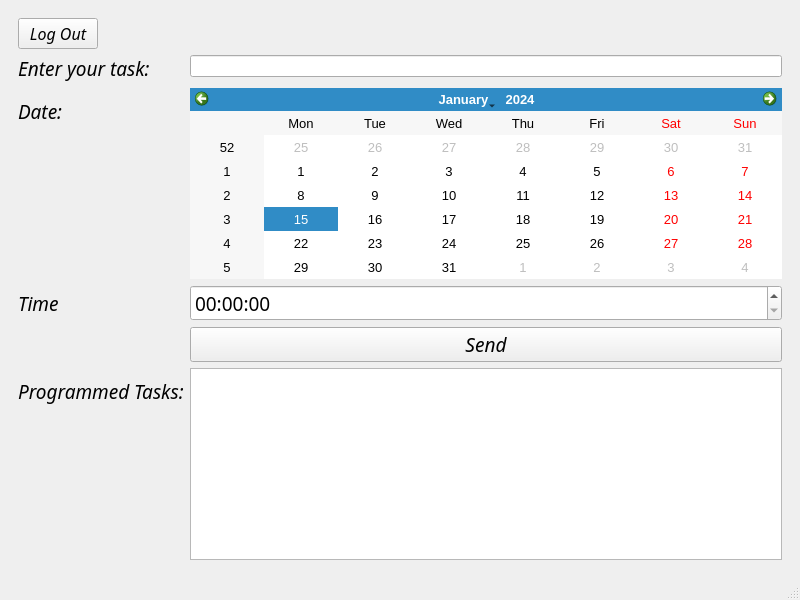
Cristina56688/TaskSchedulingSystem, file Client/MainWindow.ui: the form before one commit.
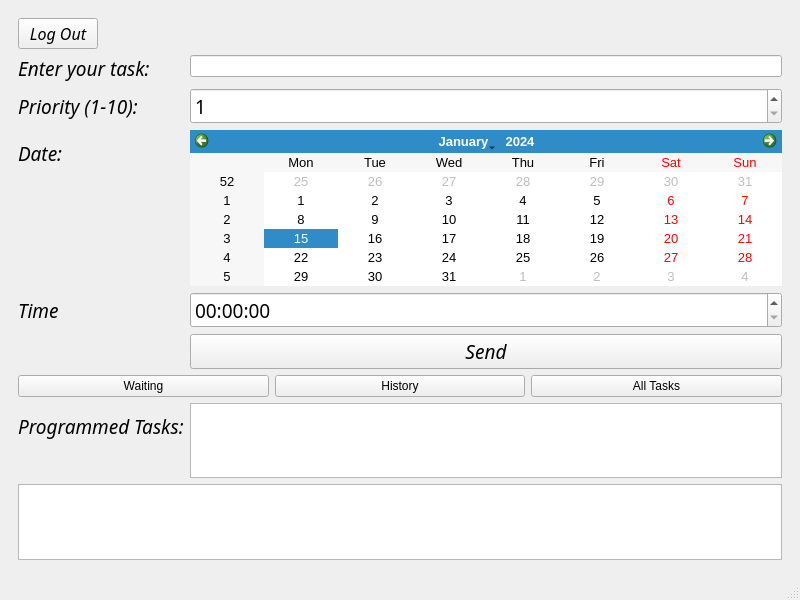
The form after the commit.

Diff of the .ui file:
```diff
--- a/Client/MainWindow.ui
+++ b/Client/MainWindow.ui
@@ -441,6 +441,39 @@
         <item row="1" column="1">
          <widget class="QLineEdit" name="lineEdit_3"/>
         </item>
+        <item row="2" column="0">
+         <widget class="QLabel" name="labelPriority">
+          <property name="font">
+           <font>
+            <family>Ubuntu Mono</family>
+            <pointsize>14</pointsize>
+            <italic>true</italic>
+           </font>
+          </property>
+          <property name="text">
+           <string>Priority (1-10):</string>
+          </property>
+         </widget>
+        </item>
+        <item row="2" column="1">
+         <widget class="QSpinBox" name="spinBoxPriority">
+          <property name="font">
+           <font>
+            <family>Ubuntu Mono</family>
+            <pointsize>14</pointsize>
+           </font>
+          </property>
+          <property name="minimum">
+           <number>1</number>
+          </property>
+          <property name="maximum">
+           <number>10</number>
+          </property>
+          <property name="value">
+           <number>1</number>
+          </property>
+         </widget>
+        </item>
         <item row="1" column="0">
          <widget class="QLabel" name="labelTask">
           <property name="font">
@@ -483,10 +516,35 @@
           </property>
          </widget>
         </item>
-        <item row="6" column="1">
+        <item row="6" column="0" colspan="2">
+         <layout class="QHBoxLayout" name="horizontalLayout_History">
+          <item>
+           <widget class="QPushButton" name="pushButtonWaiting">
+            <property name="text">
+             <string>Waiting</string>
+            </property>
+           </widget>
+          </item>
+          <item>
+           <widget class="QPushButton" name="pushButtonHistory">
+            <property name="text">
+             <string>History</string>
+            </property>
+           </widget>
+          </item>
+          <item>
+           <widget class="QPushButton" name="pushButtonAll">
+            <property name="text">
+             <string>All Tasks</string>
+            </property>
+           </widget>
+          </item>
+         </layout>
+        </item>
+        <item row="7" column="1">
          <widget class="QListWidget" name="listWidgetTasks"/>
         </item>
-        <item row="6" column="0">
+        <item row="7" column="0">
          <widget class="QLabel" name="labelTasksTitle">
           <property name="font">
            <font>
@@ -500,6 +558,16 @@
           </property>
          </widget>
         </item>
+        <item row="8" column="0" colspan="2">
+            <widget class="QListWidget" name="listWidgetHistory">
+                <property name="font">
+                    <font>
+                        <family>Ubuntu Mono</family>
+                        <pointsize>12</pointsize>
+                    </font>
+                </property>
+            </widget>
+        </item>
        </layout>
       </widget>
      </widget>
```
